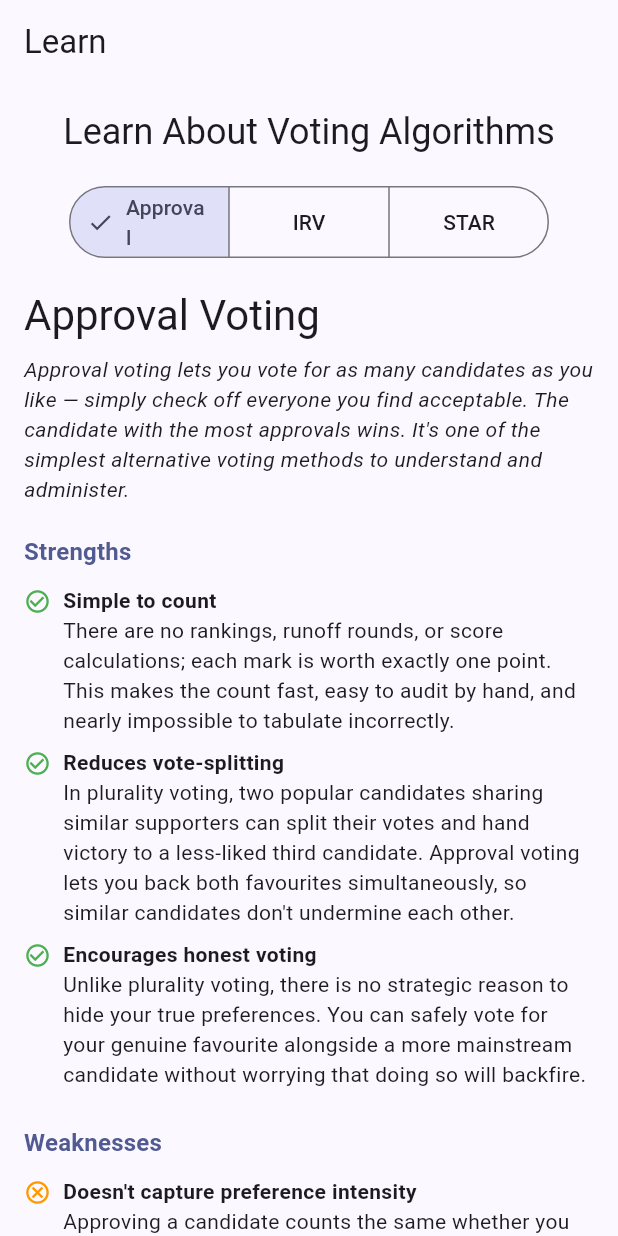
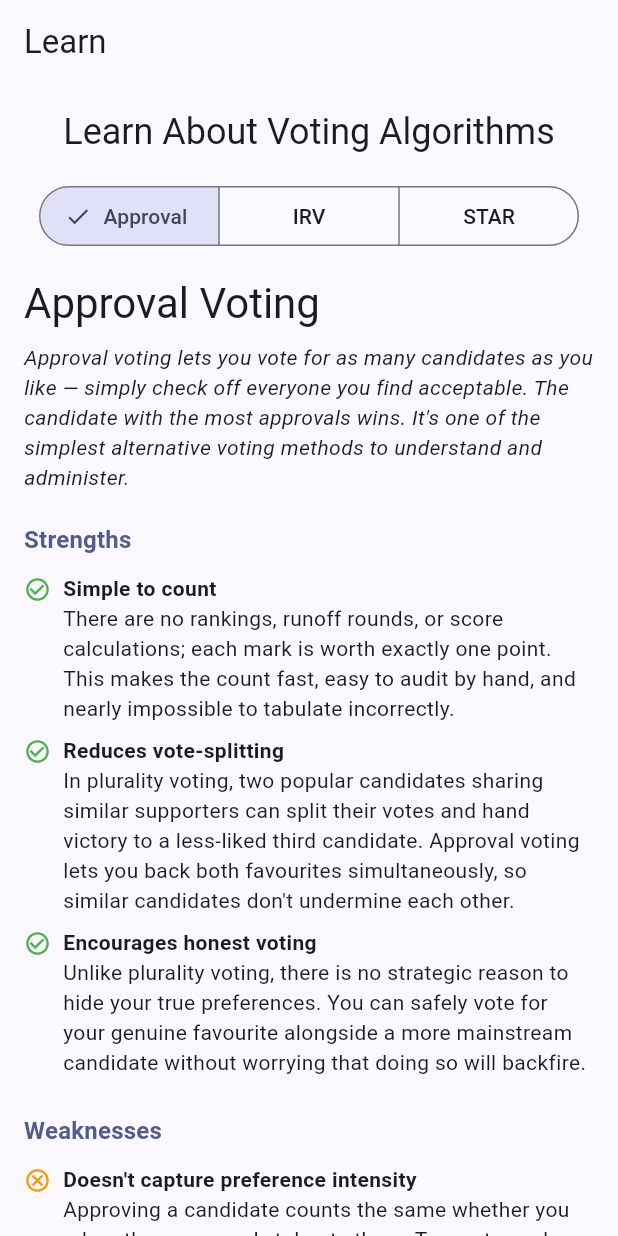
Before and after one commit to FruityShuffles/ez-vote, a Flutter app: the LearnScreen screen opened by its route, on a phone screen of 412 x 824 dp. Run offline on Flutter 3.47's test engine with Material 3 defaults, Android fonts, the phone set to English and light mode, and no system bars; our stand-ins replace flutter_dotenv, flutter_riverpod, go_router, qr_flutter, supabase_flutter; accounts and stored records are empty; network calls fail.

Commit message:
Fix #64: increase segmented button width to prevent Approval text wrapping
Co-Authored-By: Claude Sonnet 4.6 <noreply@anthropic.com>

```diff
--- a/lib/presentation/screens/learn_screen.dart
+++ b/lib/presentation/screens/learn_screen.dart
@@ -169,7 +169,7 @@ class _LearnTabState extends State<LearnTab> {
               const SizedBox(height: 16),
               Center(
                 child: SizedBox(
-                  width: 320,
+                  width: 360,
                   child: SegmentedButton<String>(
                     segments: const [
                       ButtonSegment(value: 'approval', label: Text('Approval')),
```
